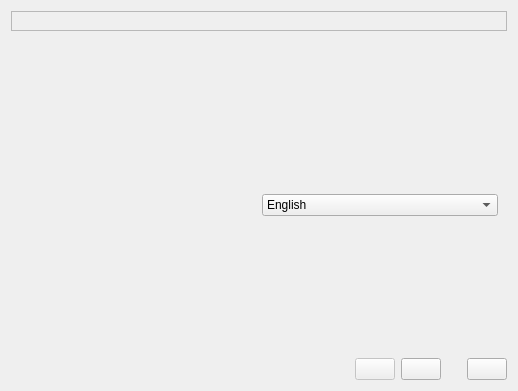
This is src/First_Start_Wizard.ui in tobimensch/aqemu as Qt 5 draws it before an edit. The edited form follows.
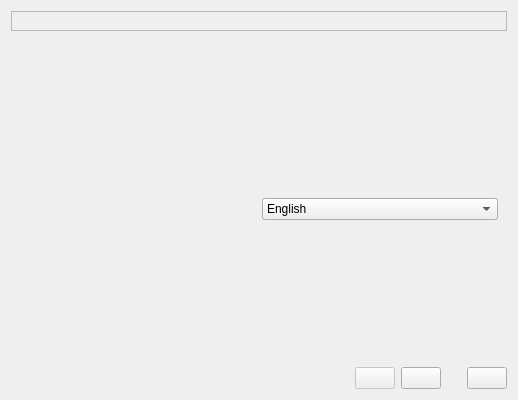
This is the edited form. Icons and pictures are not drawn.

Diff of the .ui file:
```diff
--- a/src/First_Start_Wizard.ui
+++ b/src/First_Start_Wizard.ui
@@ -7,7 +7,7 @@
     <x>0</x>
     <y>0</y>
     <width>518</width>
-    <height>391</height>
+    <height>400</height>
    </rect>
   </property>
   <property name="windowTitle">
```
Left out of the diff: 24 changed lines with no effect on the pictures.
